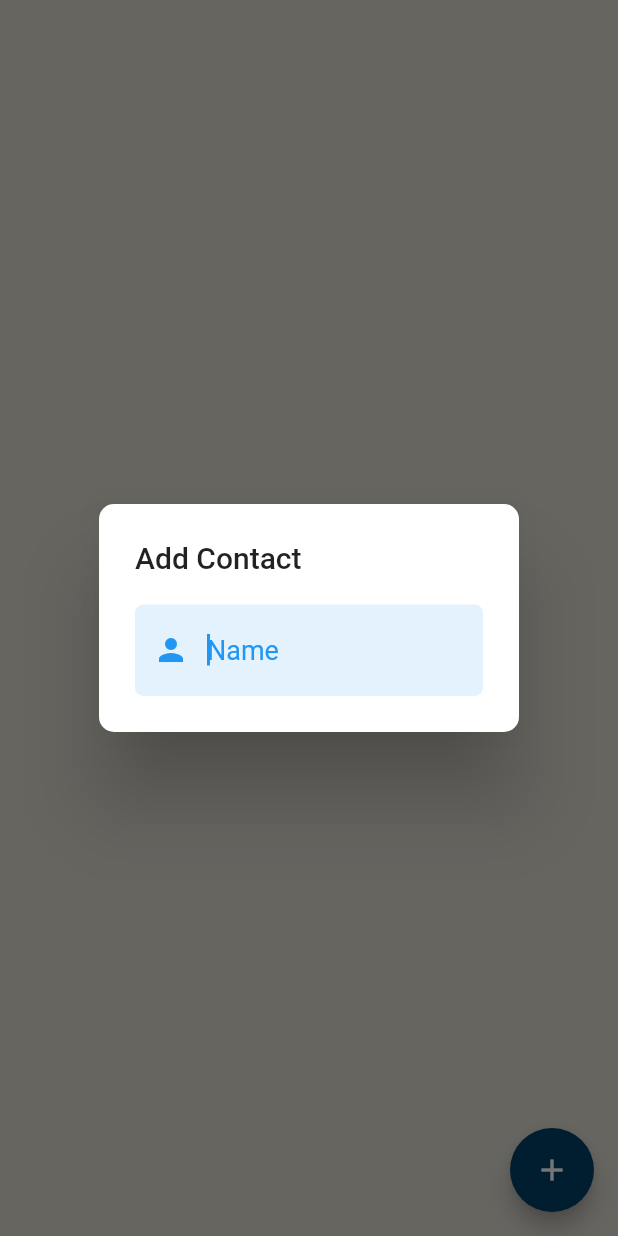
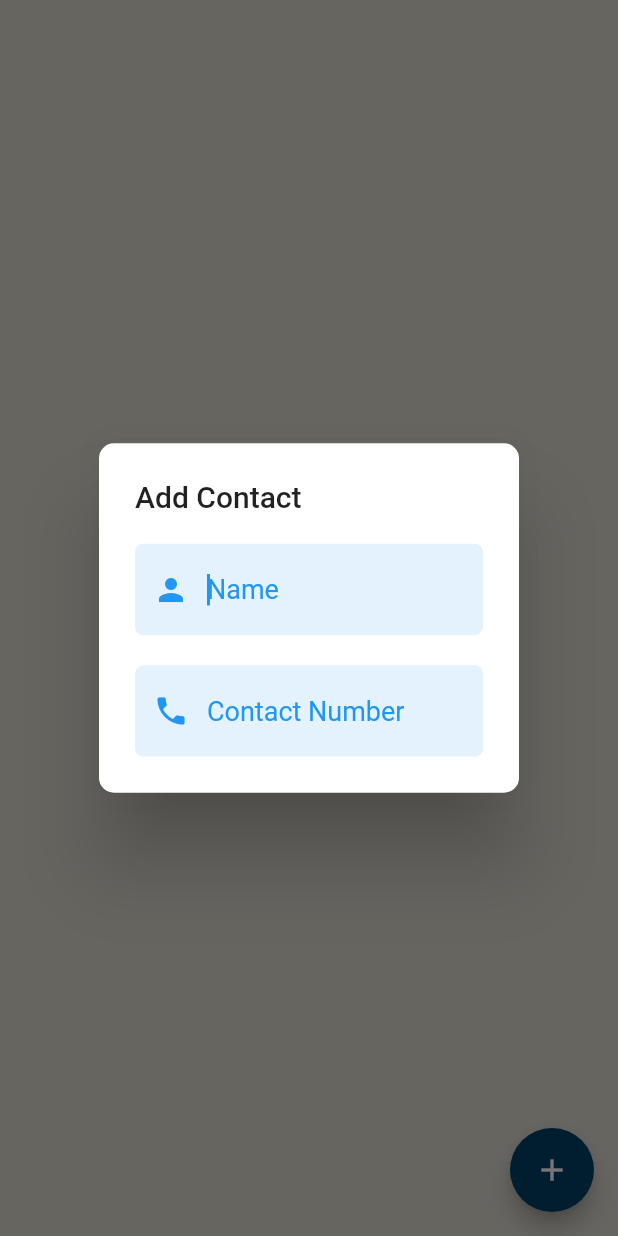
Before and after one commit to AQEEL-SHAFY/Ollin, a Flutter app: the ContactPage screen opened directly, after a tap on the "add" icon, on a phone screen of 412 x 824 dp. Run offline on Flutter 3.47's test engine with Material 2 defaults, Android fonts, the phone set to English and light mode, and no system bars; our stand-ins replace camera, flutter_tts, gallery_saver, geocoding, geolocator, image_picker and 1 more; missing offline and left inert: flutter_phone_direct_caller; accounts and stored records are empty; Roboto replaces fonts that are missing (Raleway).

Commit message:
added TextFormFields to the dialog box

```diff
--- a/lib/contacts.dart
+++ b/lib/contacts.dart
@@ -117,6 +117,36 @@ class _ContactPageState extends State<ContactPage> {
                     color: Colors.blue,
                   ),
                   hintText: 'Name',
+                  hintStyle: TextStyle(color: Colors.blue),
+                  filled: true,
+                  fillColor: Colors.blue[50],
+                ),
+                autofocus: true,
+                style: TextStyle(
+                  fontSize: 18.0,
+                  fontFamily: "Raleway",
+                ),
+              ),
+              const SizedBox(
+                height: 20,
+              ),
+              TextFormField(
+                keyboardType: TextInputType.number,
+                controller: _descriptionController,
+                decoration: InputDecoration(
+                  enabledBorder: OutlineInputBorder(
+                    borderSide: BorderSide(color: Colors.transparent),
+                    borderRadius: BorderRadius.circular(5.5),
+                  ),
+                  focusedBorder: OutlineInputBorder(
+                    borderSide: BorderSide(color: Colors.transparent),
+                    borderRadius: BorderRadius.circular(5.5),
+                  ),
+                  prefixIcon: Icon(
+                    Icons.phone,
+                    color: Colors.blue,
+                  ),
+                  hintText: 'Contact Number',
                   hintStyle: TextStyle(color: Colors.blue),
                   filled: true,
                   fillColor: Colors.blue[50],
```
